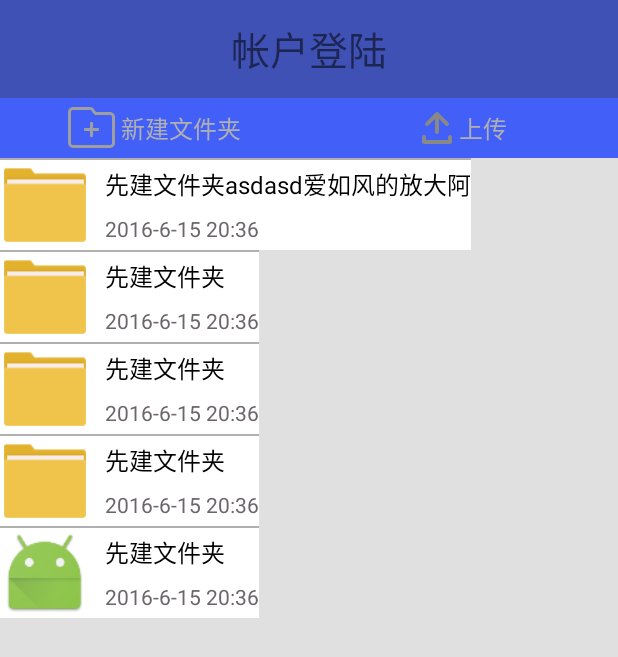
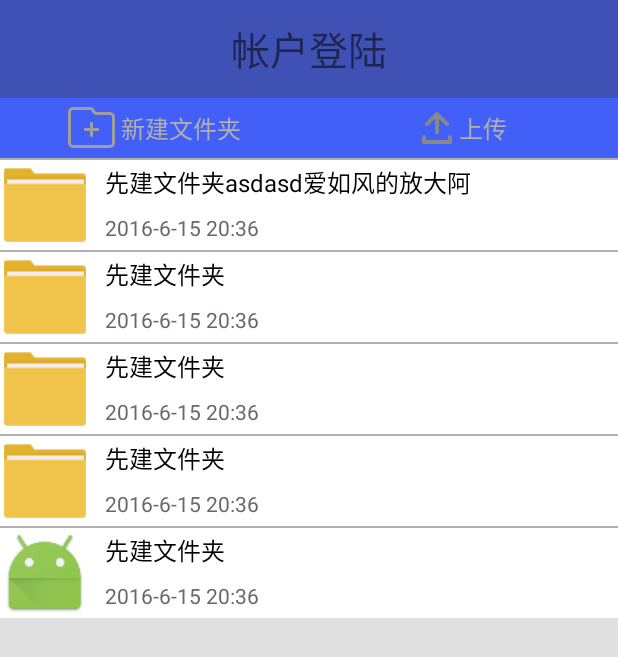
Before and after one commit to Cay-chen/UploadFile, an Android app: the screen it shows after launch (MainActivity), on a phone screen of 412 x 824 dp. Shown: the top 657 px of the screen. Run offline under Robolectric (Android 15) with nearby library versions, the phone set to English and light mode, and no system bars.

Commit message:
修改了宽度问题

```diff
--- a/app/src/main/java/uploadfile/cay/com/uploadfile/adapter/FolderRcAdapter.java
+++ b/app/src/main/java/uploadfile/cay/com/uploadfile/adapter/FolderRcAdapter.java
@@ -28,7 +28,7 @@ public class FolderRcAdapter extends RecyclerView.Adapter<FolderRcAdapter.ViewHo
 
     @Override
     public ViewHolder onCreateViewHolder(ViewGroup parent, int viewType) {
-        return new ViewHolder(LayoutInflater.from(parent.getContext()).inflate(R.layout.folder_item,null));
+        return new ViewHolder(LayoutInflater.from(parent.getContext()).inflate(R.layout.folder_item,parent,false));
     }
 
     @Override
--- /dev/null
+++ b/app/src/main/res/drawable/touch_bg.xml
@@ -0,0 +1,6 @@
+<?xml version="1.0" encoding="utf-8"?>
+<selector xmlns:android="http://schemas.android.com/apk/res/android">
+    <item android:drawable="@color/super_light_grey" android:state_pressed="true"/>
+    <item android:drawable="@color/super_light_grey" android:state_focused="true"/>
+    <item android:drawable="@color/white"/>
+</selector>
--- a/app/src/main/res/layout/folder_item.xml
+++ b/app/src/main/res/layout/folder_item.xml
@@ -2,18 +2,19 @@
 <LinearLayout xmlns:android="http://schemas.android.com/apk/res/android"
     android:layout_width="match_parent"
     android:layout_height="wrap_content"
-    android:orientation="vertical">
-
-    >
+    android:orientation="vertical"
+    android:background="@drawable/touch_bg">
 
     <LinearLayout
         android:layout_width="match_parent"
         android:layout_height="1dp"
         android:background="#b0b0b0"></LinearLayout>
+
     <LinearLayout
         android:layout_width="match_parent"
         android:layout_height="wrap_content"
-        android:background="#ffffff">
+        android:background="#ffffff"
+        android:orientation="horizontal">
 
         <ImageView
             android:id="@+id/folder_image"
@@ -24,6 +25,7 @@
         <LinearLayout
             android:layout_width="match_parent"
             android:layout_height="60dp"
+            android:layout_marginStart="10dp"
             android:layout_marginLeft="10dp"
             android:gravity="center_vertical"
             android:orientation="vertical">
@@ -31,7 +33,8 @@
             <TextView
                 android:id="@+id/folder_name"
                 android:layout_width="match_parent"
-                android:layout_height="wrap_content"
+                android:layout_height="30dp"
+                android:gravity="center_vertical"
                 android:text="新建文件夹"
                 android:textColor="#000000"
                 android:textSize="16sp" />
@@ -39,8 +42,8 @@
             <TextView
                 android:id="@+id/folder_time"
                 android:layout_width="match_parent"
-                android:layout_height="wrap_content"
-                android:layout_marginTop="8dp"
+                android:layout_height="30dp"
+                android:gravity="center_vertical"
                 android:text="2016-8-16 17:26"
                 android:textColor="#6C656B"
                 android:textSize="14sp" />
--- a/app/src/main/res/values/colors.xml
+++ b/app/src/main/res/values/colors.xml
@@ -3,4 +3,7 @@
     <color name="colorPrimary">#3F51B5</color>
     <color name="colorPrimaryDark">#303F9F</color>
     <color name="colorAccent">#FF4081</color>
+    <color name="white">#FFFFFF</color>
+    <color name="super_light_grey">#969696</color>
+
 </resources>
```
